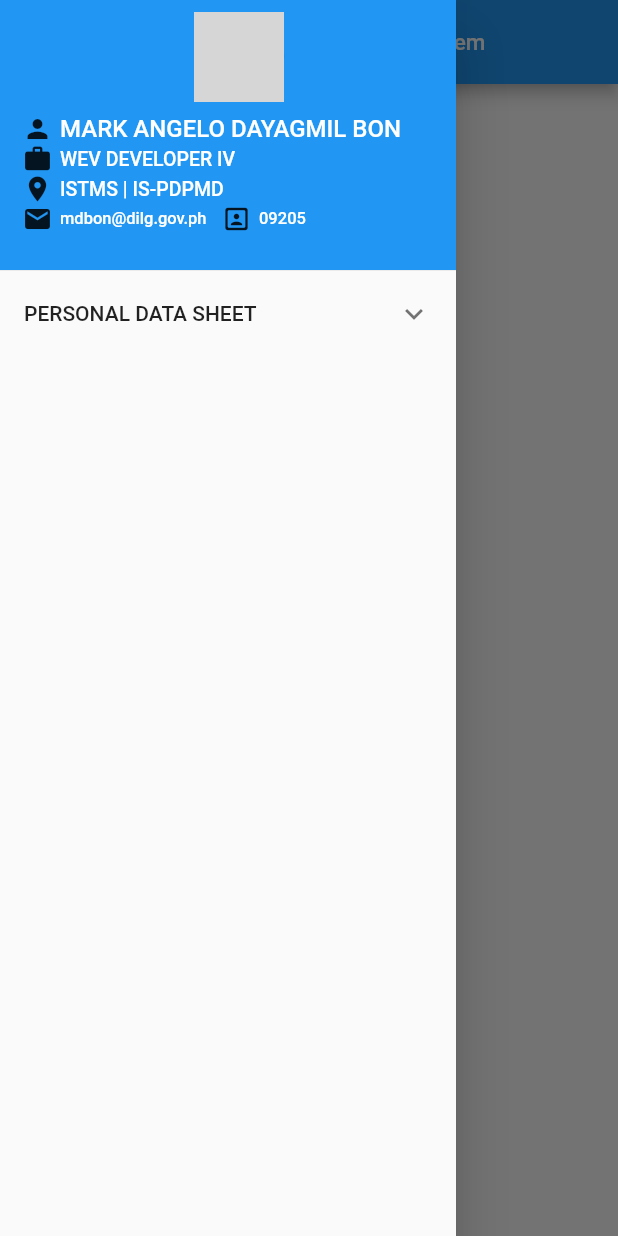
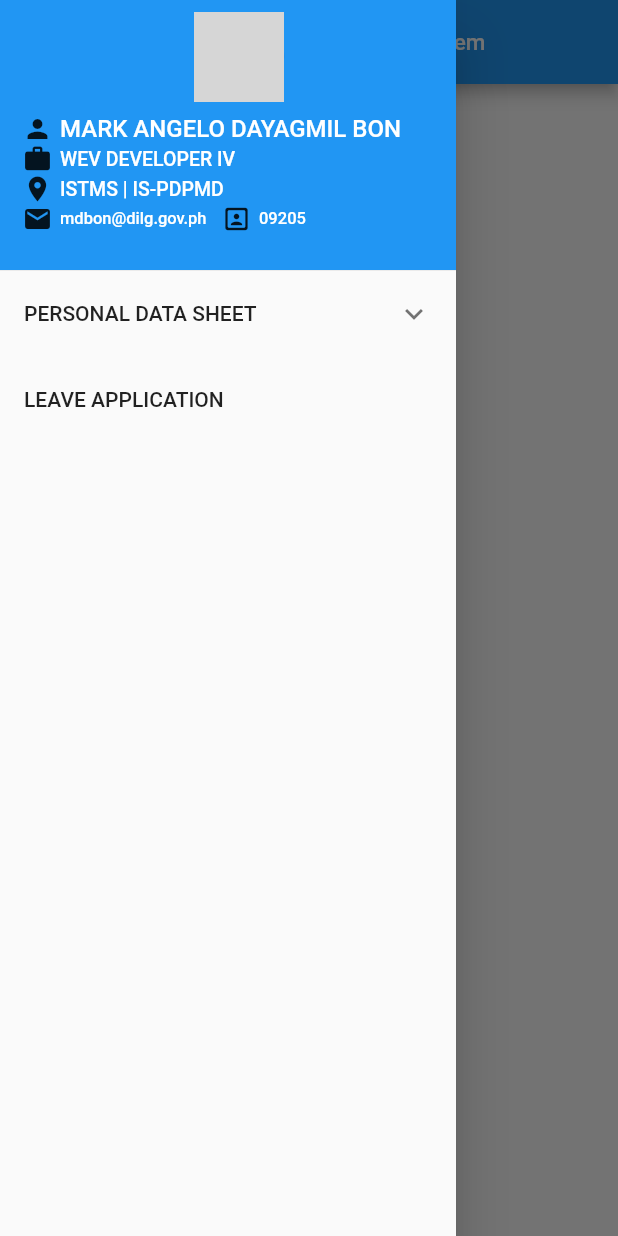
Before and after one commit to madbon/flutter_hris_pds, a Flutter app: the screen it shows after launch, with the side drawer open, on a phone screen of 412 x 824 dp. Run offline on Flutter 3.47's test engine with Material 2 defaults, Android fonts, the phone set to English and light mode, and no system bars; network calls fail; grey boxes are pictures that could not be loaded.

Commit message:
added leave application system

```diff
--- a/lib/main.dart
+++ b/lib/main.dart
@@ -33,7 +33,7 @@ class _RootPageState extends State<RootPage> {
             style: TextStyle(fontSize: 15)),
       ),
       body: const Center(
-        child: Text('Landing Page'),
+        child: Text('maLanding Page'),
       ),
       drawer: Drawer(
         child: ListView(
@@ -181,6 +181,12 @@ class _RootPageState extends State<RootPage> {
                 ),
               ],
             ),
+            ListTile(
+              title: const Text('LEAVE APPLICATION'),
+              onTap: () {
+                Navigator.pop(context);
+              },
+            ),
           ],
         ),
       ),
```
